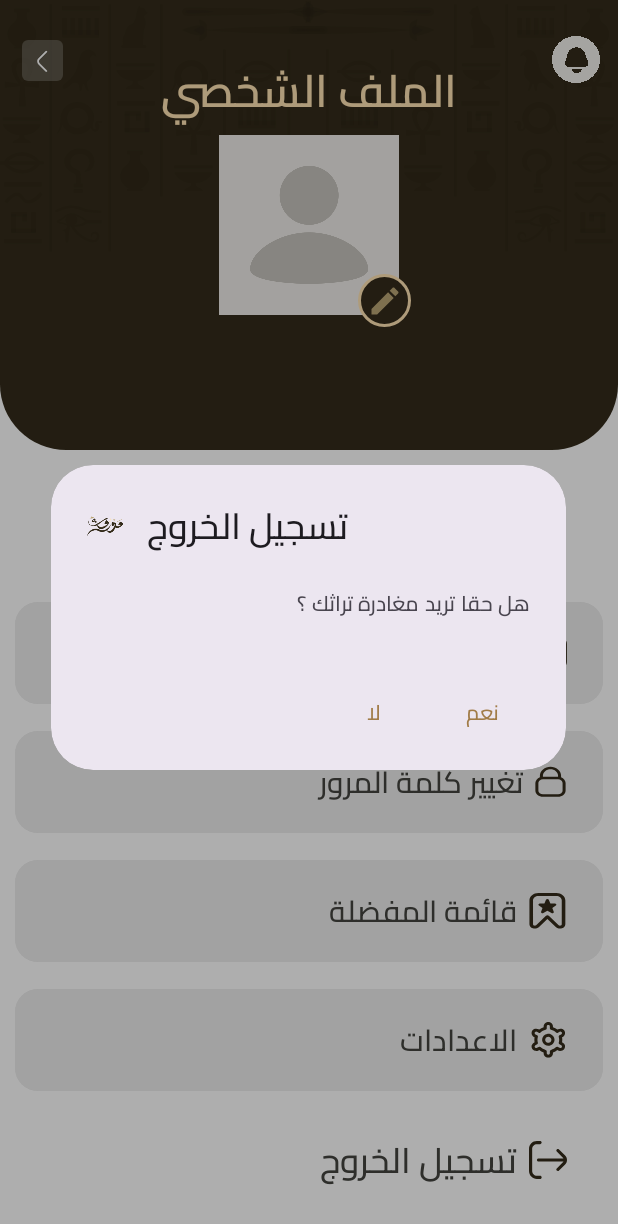
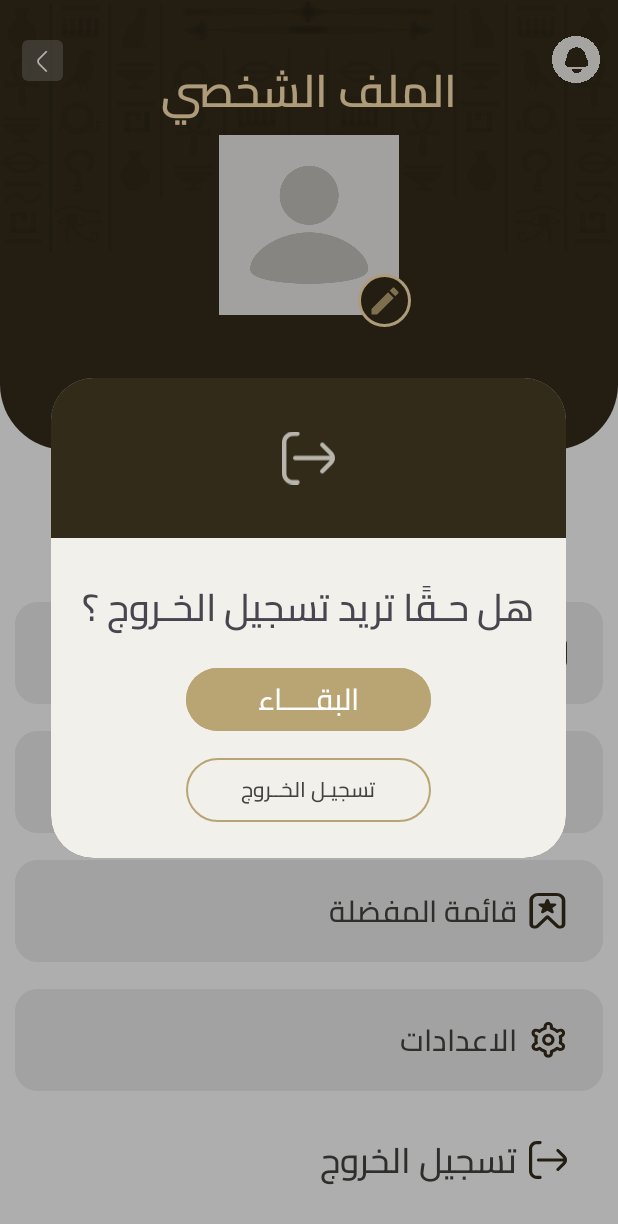
Before and after one commit to MohamedElattar22/Mawruth, an Android app: the ProfileContentFragment screen opened directly, with no data from a screen before it, after a tap on "تسجيل الخروج", on a phone screen of 412 x 824 dp. Shown: the top 1224 px of the screen. Run offline under Robolectric (Android 15) with nearby library versions, the light colour scheme and no system bars; pictures from the network do not load.

Commit message:
logout custom dialog

```diff
--- a/app/src/main/java/com/graduation/mawruth/ui/home/HomeActivity.kt
+++ b/app/src/main/java/com/graduation/mawruth/ui/home/HomeActivity.kt
@@ -2,6 +2,7 @@ package com.graduation.mawruth.ui.home
 
 import android.content.Intent
 import android.os.Bundle
+import android.view.LayoutInflater
 import android.view.MenuItem
 import android.view.View
 import android.widget.LinearLayout
@@ -237,13 +238,15 @@ class HomeActivity : AppCompatActivity() {
 
     private fun handelLogOut() {
         viewBinding.drawer.close()
-        val dialog = MaterialAlertDialogBuilder(this)
-        dialog.setTitle("تسجيل الخروج")
-        dialog.setIcon(R.drawable.mylogo)
-        dialog.setMessage("هل حقا تريد مغادرة تراثك ؟")
-        dialog.setPositiveButton(
-            "نعم"
-        ) { dialog, which ->
+        val dialog = MaterialAlertDialogBuilder(this).create()
+        val dialogView = LayoutInflater.from(this).inflate(R.layout.logout_dialog_design, null)
+        dialog.setView(dialogView)
+        val stay = dialogView.findViewById<MaterialButton>(R.id.stay)
+        val logout = dialogView.findViewById<MaterialButton>(R.id.log)
+        stay.setOnClickListener {
+            dialog.dismiss()
+        }
+        logout.setOnClickListener {
             val sharedPreferences = getSharedPreferences("user", MODE_PRIVATE)
             val editor = sharedPreferences.edit()
             editor.remove("userData")
@@ -252,10 +255,28 @@ class HomeActivity : AppCompatActivity() {
             navigateToSplash()
             dialog.dismiss()
         }
-        dialog.setNegativeButton("لا") { dialog, _ ->
-            dialog.dismiss()
-        }
         dialog.show()
+
+
+//        val dialog = MaterialAlertDialogBuilder(this)
+//        dialog.setTitle("تسجيل الخروج")
+//        dialog.setIcon(R.drawable.mylogo)
+//        dialog.setMessage("هل حقا تريد مغادرة تراثك ؟")
+//        dialog.setPositiveButton(
+//            "نعم"
+//        ) { dialog, which ->
+//            val sharedPreferences = getSharedPreferences("user", MODE_PRIVATE)
+//            val editor = sharedPreferences.edit()
+//            editor.remove("userData")
+//            editor.apply()
+//            SessionProvider.user = null
+//            navigateToSplash()
+//            dialog.dismiss()
+//        }
+//        dialog.setNegativeButton("لا") { dialog, _ ->
+//            dialog.dismiss()
+//        }
+//        dialog.show()
     }
 
     private fun navigateToSplash() {
--- a/app/src/main/java/com/graduation/mawruth/ui/profile/fragments/ProfileContentFragment.kt
+++ b/app/src/main/java/com/graduation/mawruth/ui/profile/fragments/ProfileContentFragment.kt
@@ -8,6 +8,7 @@ import android.view.ViewGroup
 import androidx.appcompat.app.AppCompatActivity
 import androidx.fragment.app.Fragment
 import androidx.navigation.fragment.findNavController
+import com.google.android.material.button.MaterialButton
 import com.google.android.material.dialog.MaterialAlertDialogBuilder
 import com.graduation.mawruth.R
 import com.graduation.mawruth.databinding.FragmentProfileContentBinding
@@ -40,13 +41,16 @@ class ProfileContentFragment : Fragment() {
     }
 
     private fun handelLogOut() {
-        val dialog = MaterialAlertDialogBuilder(requireContext())
-        dialog.setTitle("تسجيل الخروج")
-        dialog.setIcon(R.drawable.mylogo)
-        dialog.setMessage("هل حقا تريد مغادرة تراثك ؟")
-        dialog.setPositiveButton(
-            "نعم"
-        ) { dialog, which ->
+        val dialog = MaterialAlertDialogBuilder(requireContext()).create()
+        val dialogView =
+            LayoutInflater.from(requireContext()).inflate(R.layout.logout_dialog_design, null)
+        dialog.setView(dialogView)
+        val stay = dialogView.findViewById<MaterialButton>(R.id.stay)
+        val logout = dialogView.findViewById<MaterialButton>(R.id.log)
+        stay.setOnClickListener {
+            dialog.dismiss()
+        }
+        logout.setOnClickListener {
             val sharedPreferences =
                 requireActivity().getSharedPreferences("user", AppCompatActivity.MODE_PRIVATE)
             val editor = sharedPreferences.edit()
@@ -56,10 +60,24 @@ class ProfileContentFragment : Fragment() {
             navigateToSplash()
             dialog.dismiss()
         }
-        dialog.setNegativeButton("لا") { dialog, _ ->
-            dialog.dismiss()
-        }
         dialog.show()
+//        dialog.show()
+//        dialog.setPositiveButton(
+//            "نعم"
+//        ) { dialog, which ->
+//            val sharedPreferences =
+//                requireActivity().getSharedPreferences("user", AppCompatActivity.MODE_PRIVATE)
+//            val editor = sharedPreferences.edit()
+//            editor.remove("userData")
+//            editor.apply()
+//            SessionProvider.user = null
+//            navigateToSplash()
+//            dialog.dismiss()
+//        }
+//        dialog.setNegativeButton("لا") { dialog, _ ->
+//            dialog.dismiss()
+//        }
+//        dialog.show()
     }
 
     private fun navigateToSplash() {
--- a/app/src/main/java/com/graduation/mawruth/ui/profile/fragments/ShowProfileImageFragment.kt
+++ b/app/src/main/java/com/graduation/mawruth/ui/profile/fragments/ShowProfileImageFragment.kt
@@ -21,7 +21,7 @@ class ShowProfileImageFragment : DialogFragment() {
         viewBinding = FragmentShowProfileImageBinding.inflate(inflater)
         val bundle = arguments
         bundle?.let {
-            var image = bundle.getString("uri")!!.toUri()
+            val image = bundle.getString("uri")!!.toUri()
             viewBinding.profPic.setImageURI(image)
             viewBinding.saveBtn.visibility = View.VISIBLE
             viewBinding.ignoreBtn.visibility = View.VISIBLE
--- a/app/src/main/res/layout/activity_home.xml
+++ b/app/src/main/res/layout/activity_home.xml
@@ -49,7 +49,6 @@
                             android:layout_height="wrap_content"
                             android:layout_marginTop="70dp"
                             android:backgroundTint="@color/white"
-
                             app:backgroundTint="@color/white"
                             android:hint="إلي أي تراث تتطلع ....؟"
                             app:layout_constraintBottom_toTopOf="@+id/view_pager"
@@ -116,9 +115,10 @@
         </com.google.android.material.appbar.AppBarLayout>
 
         <com.google.android.material.search.SearchView
+            android:id="@+id/searchView"
             android:layout_width="match_parent"
             android:layout_height="match_parent"
-            app:backgroundTint="@color/white"
+            app:backgroundTint="@color/lightSand"
             app:layout_anchor="@id/search_bar"
             app:searchIcon="@drawable/search_ic">
 
--- /dev/null
+++ b/app/src/main/res/layout/logout_dialog_design.xml
@@ -0,0 +1,71 @@
+<?xml version="1.0" encoding="utf-8"?>
+<com.google.android.material.card.MaterialCardView xmlns:android="http://schemas.android.com/apk/res/android"
+    xmlns:app="http://schemas.android.com/apk/res-auto"
+    android:layout_width="match_parent"
+    android:layout_height="wrap_content"
+    android:backgroundTint="@color/transparent"
+    app:cardCornerRadius="20dp"
+    app:strokeColor="@color/transparent">
+
+    <LinearLayout
+        android:layout_width="match_parent"
+        android:layout_height="320dp"
+        android:background="@color/darkBrown"
+        android:orientation="vertical"
+        android:weightSum="3">
+
+        <ImageView
+            android:layout_width="35dp"
+            android:layout_height="0dp"
+            android:layout_gravity="center"
+            android:layout_weight="1"
+            android:src="@drawable/logout" />
+
+        <LinearLayout
+            android:layout_width="match_parent"
+            android:layout_height="0dp"
+            android:layout_weight="2"
+            android:background="@color/whiteSand"
+            android:gravity="center"
+            android:orientation="vertical"
+            android:padding="10sp"
+            android:weightSum="3">
+
+            <TextView
+                android:layout_width="wrap_content"
+                android:layout_height="wrap_content"
+                android:layout_gravity="center"
+                android:layout_weight="1"
+                android:fontFamily="@font/cairo_semibold"
+                android:gravity="center"
+                android:text="هل حـقًا تريد تسجيل الخـروج ؟"
+                android:textSize="25sp" />
+
+            <com.google.android.material.button.MaterialButton
+                android:id="@+id/stay"
+                android:layout_width="match_parent"
+                android:layout_height="25dp"
+                android:layout_marginHorizontal="80dp"
+                android:layout_weight="1"
+                android:backgroundTint="@color/mainSand"
+                android:paddingVertical="0dp"
+                android:text="البقــــاء"
+                android:textSize="20sp" />
+
+            <com.google.android.material.button.MaterialButton
+                android:id="@+id/log"
+                android:layout_width="match_parent"
+                android:layout_height="25dp"
+                android:layout_marginHorizontal="80dp"
+                android:layout_marginVertical="10dp"
+                android:layout_weight="1"
+                android:backgroundTint="@color/transparent"
+                android:paddingVertical="0dp"
+                android:text="تسجيـل الخــروج"
+                android:textColor="@color/contentColor"
+                app:strokeColor="@color/mainSand"
+                app:strokeWidth="1dp" />
+
+        </LinearLayout>
+    </LinearLayout>
+</com.google.android.material.card.MaterialCardView>
```
